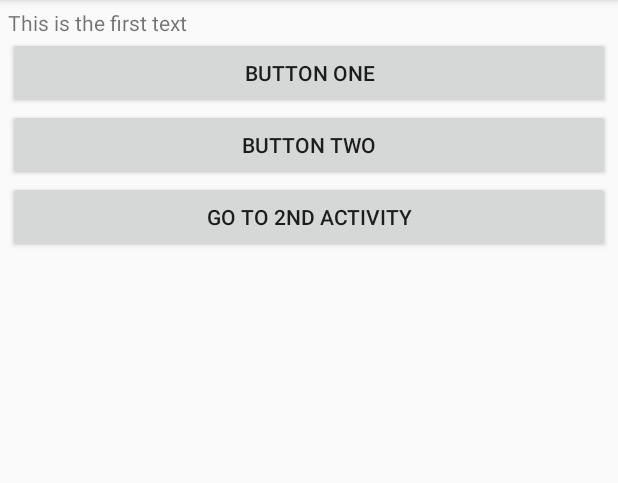
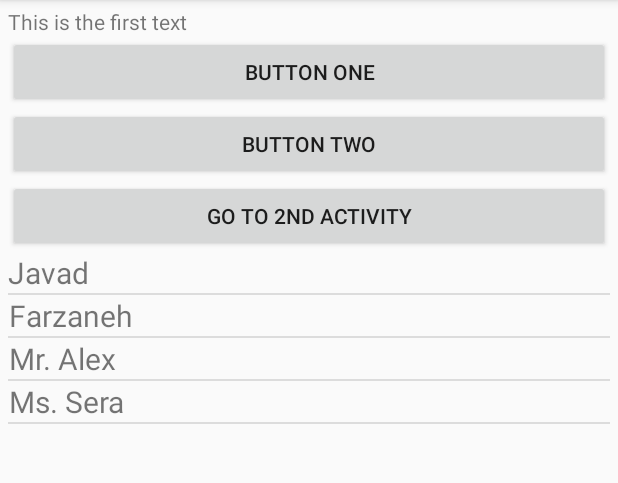
Before and after one commit to jalizadeh/AndroidBeginner, an Android app: the screen it shows after launch (MainActivity), on a phone screen of 412 x 824 dp, the part 84-567 px from its top. Run offline under Robolectric (Android 15) with nearby library versions, the phone set to English and light mode, and no system bars.

Commit message:
ListView

```diff
--- a/app/src/main/java/jalizadeh/com/androidbeginner/MainActivity.java
+++ b/app/src/main/java/jalizadeh/com/androidbeginner/MainActivity.java
@@ -5,12 +5,17 @@ import android.support.v7.app.AppCompatActivity;
 import android.os.Bundle;
 import android.util.Log;
 import android.view.View;
+import android.widget.Adapter;
+import android.widget.ArrayAdapter;
 import android.widget.Button;
 import android.widget.ImageView;
+import android.widget.ListView;
 import android.widget.TextView;
 import android.widget.Toast;
 
 import org.w3c.dom.Text;
+
+import java.util.ArrayList;
 
 public class MainActivity extends AppCompatActivity {
 
@@ -81,6 +86,25 @@ public class MainActivity extends AppCompatActivity {
                 Log.d(TAG, "onClick: 2nd activity run");
             }
         });
+
+
+        //video #7
+        ListView list = (ListView) findViewById(R.id.list1);
+
+        ArrayList<String> name = new ArrayList<>();
+        name.add("Javad");
+        name.add("Farzaneh");
+        name.add("Mr. Alex");
+        name.add("Ms. Sera");
+
+        //use one of the default layoutss
+        //ArrayAdapter adapter = new ArrayAdapter(this, android.R.layout.simple_list_item_1, name);
+
+        //OR, use a custom design for list
+        ArrayAdapter adapter = new ArrayAdapter(this, R.layout.my_list_layout, name);
+        list.setAdapter(adapter);
+
+
     }
 
 
--- a/app/src/main/res/layout/activity_main.xml
+++ b/app/src/main/res/layout/activity_main.xml
@@ -1,7 +1,7 @@
 <?xml version="1.0" encoding="utf-8"?>
 <ScrollView
     android:layout_width="match_parent"
-    android:layout_height="wrap_content"
+    android:layout_height="match_parent"
     xmlns:android="http://schemas.android.com/apk/res/android"
     android:padding="5dp">
 
@@ -51,6 +51,13 @@
             android:layout_height="wrap_content"
             android:id="@+id/goToSecondActivity"
             android:text="Go To 2nd Activity"/>
+
+
+        <!--video #7-->
+        <ListView
+            android:layout_width="match_parent"
+            android:layout_height="600dp"
+            android:id="@+id/list1"/>
     </LinearLayout>
 
 </ScrollView>
--- /dev/null
+++ b/app/src/main/res/layout/my_list_layout.xml
@@ -0,0 +1,11 @@
+<?xml version="1.0" encoding="utf-8"?>
+<!--video #7-->
+<TextView
+    xmlns:android="http://schemas.android.com/apk/res/android"
+    android:layout_height="wrap_content"
+    android:layout_width="wrap_content"
+    android:textSize="20sp"
+    android:layout_gravity="center"
+    android:textAlignment="center">
+
+</TextView>
```
